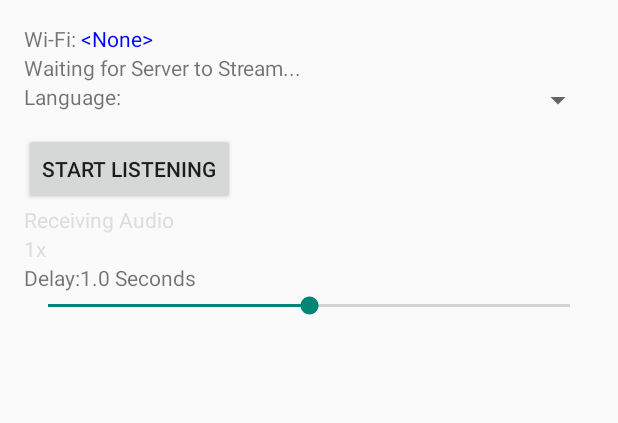
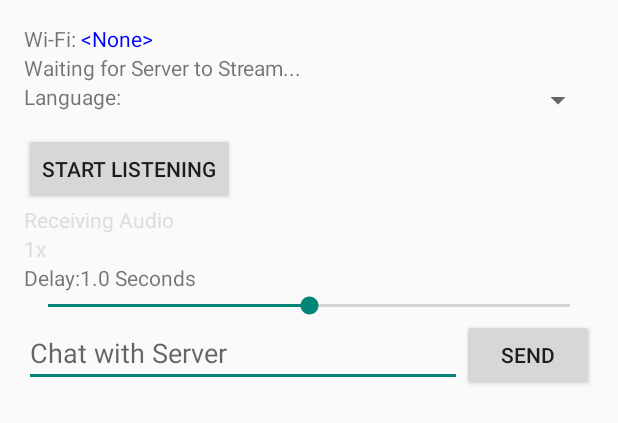
Before and after one commit to VictorNorman/ToWF-Receiver, an Android app: the layout activity_main.xml on its own in the app's theme, with its tools: preview values and no code run, on a phone screen of 412 x 824 dp. Shown: the top 423 px of the screen. Run offline under Robolectric (Android 15) with nearby library versions, the phone set to English and light mode, and no system bars.

Commit message:
Implemented Chat (outgoing and imcoming)

```diff
--- a/app/src/main/AndroidManifest.xml
+++ b/app/src/main/AndroidManifest.xml
@@ -25,8 +25,9 @@
         android:theme="@style/AppTheme" >
         <activity
             android:name="com.briggs_inc.towf_receiver.MainActivity"
-            android:windowSoftInputMode="stateHidden"
+            android:windowSoftInputMode="stateHidden|adjustPan"
             android:label="@string/app_name" >
+
             <intent-filter>
                 <action android:name="android.intent.action.MAIN" />
 
--- a/app/src/main/java/com/briggs_inc/towf_receiver/NetworkManager.java
+++ b/app/src/main/java/com/briggs_inc/towf_receiver/NetworkManager.java
@@ -87,6 +87,9 @@ public class NetworkManager {
 	    	case DG_DATA_HEADER_PAYLOAD_TYPE_LANG_PORT_PAIRS:
 	    		LangPortPairsPayload langPortPairsPayload = new LangPortPairsPayload(dgDataPayload);
 	    		return langPortPairsPayload;
+            case DG_DATA_HEADER_PAYLOAD_TYPE_CHAT_MSG:
+                ChatMsgPayload cmPayload = new ChatMsgPayload(dgDataPayload);
+                return cmPayload;
 	    	default:
 	    		return null;
 		}
--- a/app/src/main/java/com/briggs_inc/towf_receiver/PacketConstants.java
+++ b/app/src/main/java/com/briggs_inc/towf_receiver/PacketConstants.java
@@ -22,12 +22,12 @@ public class PacketConstants {
     public static final int DG_DATA_HEADER_PAYLOAD_TYPE_START = 5;
     public static final int DG_DATA_HEADER_PAYLOAD_TYPE_LENGTH = 1;
 
+    // Payload Types
     public static final int DG_DATA_HEADER_PAYLOAD_TYPE_PCM_AUDIO_FORMAT = 0;
     public static final int DG_DATA_HEADER_PAYLOAD_TYPE_PCM_AUDIO_DATA = 1;
-
-    // Info Datagram (port 7769)
     public static final int DG_DATA_HEADER_PAYLOAD_TYPE_LANG_PORT_PAIRS = 2;  // NOTE: Payload Types don't need to be unique across different PORTs, but I'm making them unique just to keep them a bit easier to keep track of.
     public static final int DG_DATA_HEADER_PAYLOAD_TYPE_CLIENT_LISTENING = 3;
+    public static final int DG_DATA_HEADER_PAYLOAD_TYPE_CHAT_MSG = 7;
 
     // OS Constants
     public static final int OS_OTHER = 0;
--- a/app/src/main/res/layout/activity_main.xml
+++ b/app/src/main/res/layout/activity_main.xml
@@ -124,6 +124,29 @@
                 android:max="200"
                 android:progress="100" />
 
+            <LinearLayout
+                android:orientation="horizontal"
+                android:layout_width="fill_parent"
+                android:layout_height="wrap_content">
+
+                <EditText
+                    android:layout_width="fill_parent"
+                    android:layout_height="wrap_content"
+                    android:id="@+id/chatMsgTF"
+                    android:layout_weight="1"
+                    android:imeOptions="actionSend"
+                    android:hint="Chat with Server"
+                    android:lines="1"
+                    android:inputType="text|textCapSentences|textAutoCorrect" />
+
+                <Button
+                    android:layout_width="wrap_content"
+                    android:layout_height="wrap_content"
+                    android:text="Send"
+                    android:id="@+id/sendChatMsgBtn"
+                    android:onClick="onSendChatMsgClicked" />
+            </LinearLayout>
+
             <ScrollView
                 android:id="@+id/svDebug"
                 android:layout_width="match_parent"
```
Also changed, not shown: app/src/main/java/com/briggs_inc/towf_receiver/ChatMsgPayload.java (added, +36 -0 lines), app/src/main/java/com/briggs_inc/towf_receiver/ClientListeningPayload.java (+4 -4 lines), app/src/main/java/com/briggs_inc/towf_receiver/InfoService.java (+36 -2 lines), app/src/main/java/com/briggs_inc/towf_receiver/MainActivity.java (+55 -0 lines), app/src/main/java/com/briggs_inc/towf_receiver/Util.java (+9 -1 lines).
